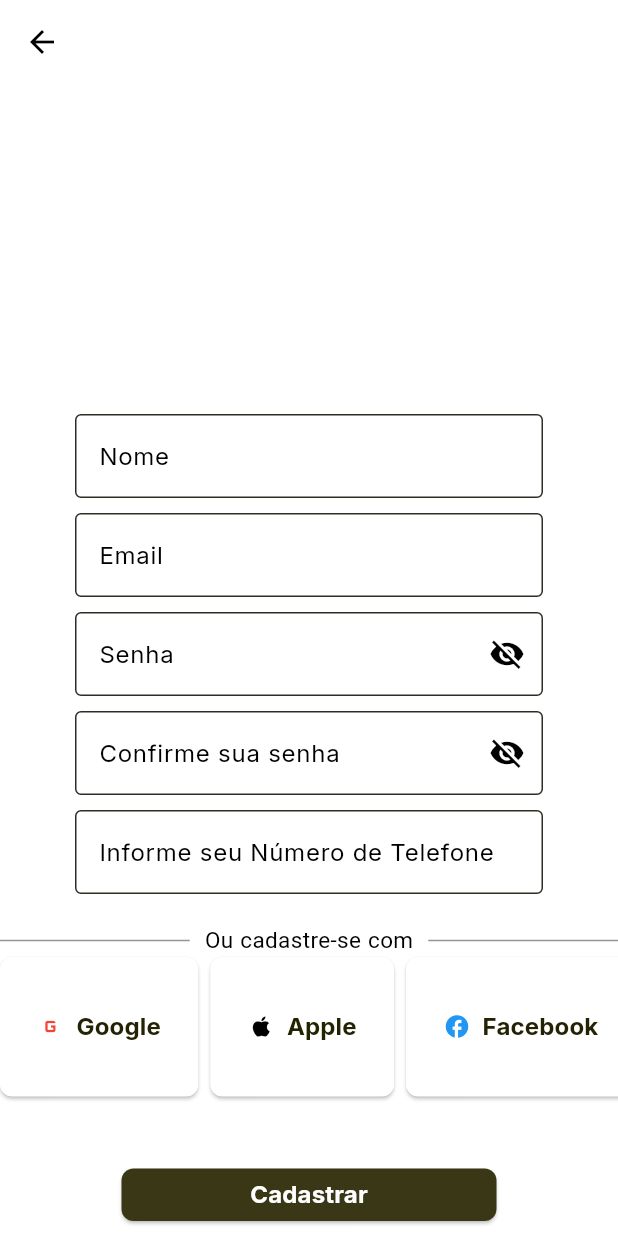
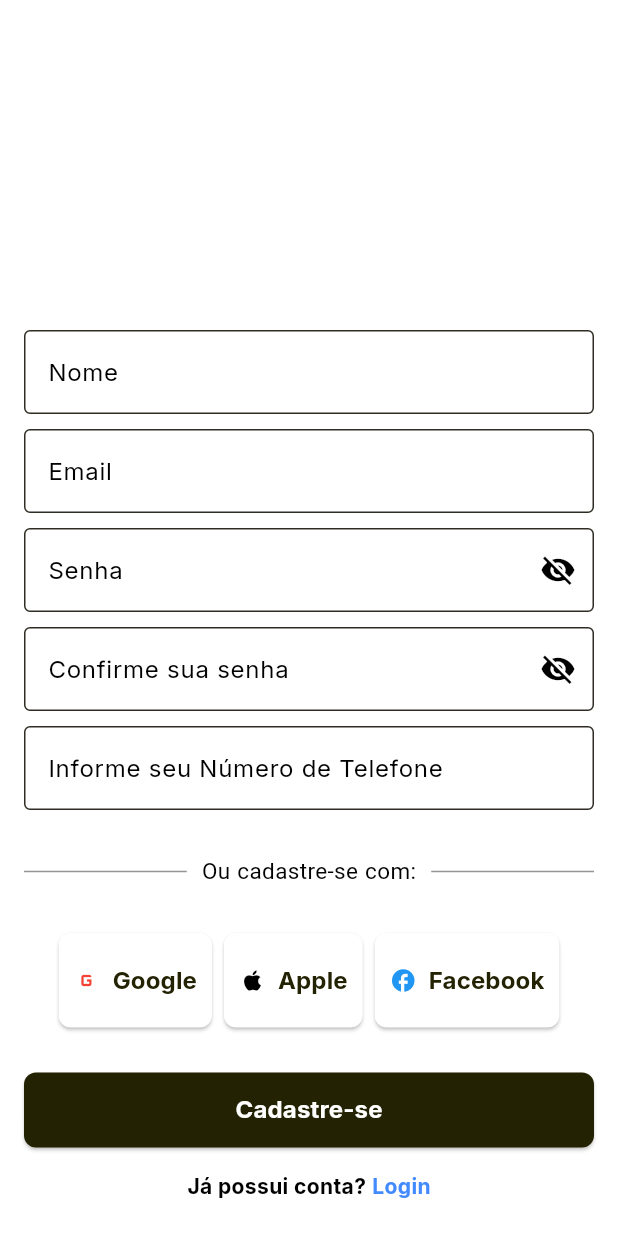
Before and after one commit to marcelomnzs/diabary, a Flutter app: the RegisterScreen screen opened by its route, on a phone screen of 412 x 824 dp. Run offline on Flutter 3.47's test engine with Material 3 defaults, Android fonts, the phone set to English and light mode, and no system bars; our stand-ins replace cloud_firestore, firebase_auth, firebase_core, flutter_local_notifications, go_router, google_fonts and 3 more; accounts and stored records are empty.

Commit message:
Ajustes na tela de Cadastro

```diff
--- a/lib/features/auth/presentation/screens/register_screen.dart
+++ b/lib/features/auth/presentation/screens/register_screen.dart
@@ -29,66 +29,49 @@ class _RegisterScreenState extends State<RegisterScreen> {
 
     return Scaffold(
       backgroundColor: Colors.white,
-      appBar: AppBar(
-        title: const Text(''),
-        backgroundColor: const Color.fromARGB(156, 255, 255, 255),
-        leading: IconButton(
-          icon: const Icon(Icons.arrow_back),
-          onPressed: () => context.goNamed(AppRoutes.login.name),
-        ),
-      ),
-
       body: SafeArea(
-        child: SingleChildScrollView(
+        child: GestureDetector(
+          onTap: () => FocusScope.of(context).unfocus(),
+          child: LayoutBuilder(
+            builder: (context, constraints) {
+              return SingleChildScrollView(
+                padding: const EdgeInsets.symmetric(horizontal: 16),
+                child: ConstrainedBox(
+                  constraints: BoxConstraints(minHeight: constraints.maxHeight),
+                  child: IntrinsicHeight(
                     child: Column(
-            mainAxisAlignment: MainAxisAlignment.spaceBetween,
                       children: [
-              SizedBox(height: 50),
-
+                        const SizedBox(height: 50),
                         Center(
                           child: ClipRRect(
                             borderRadius: BorderRadius.circular(10.0),
-                  child: SizedBox(width: 150, height: 150),
+                            child: const SizedBox(width: 150, height: 150),
                           ),
                         ),
-
-              SizedBox(height: 20),
-
-              Padding(
-                padding: const EdgeInsets.symmetric(horizontal: 50.0),
-                child: TextField(
+                        const SizedBox(height: 20),
+                        TextField(
                           controller: _nameController,
-                  decoration: InputDecoration(
+                          decoration: const InputDecoration(
                             border: OutlineInputBorder(),
                             hintText: 'Digite Seu Nome',
                             labelText: 'Nome',
                           ),
                         ),
-              ),
-
-              SizedBox(height: 10),
-
-              Padding(
-                padding: const EdgeInsets.symmetric(horizontal: 50.0),
-                child: TextField(
+                        const SizedBox(height: 10),
+                        TextField(
                           controller: _emailController,
-                  decoration: InputDecoration(
+                          decoration: const InputDecoration(
                             border: OutlineInputBorder(),
                             hintText: 'Informe seu email',
                             labelText: 'Email',
                           ),
                         ),
-              ),
-
-              SizedBox(height: 10),
-
-              Padding(
-                padding: const EdgeInsets.symmetric(horizontal: 50.0),
-                child: TextField(
+                        const SizedBox(height: 10),
+                        TextField(
                           controller: _passwordController,
                           obscureText: !_isPasswordVisible,
                           decoration: InputDecoration(
-                    border: OutlineInputBorder(),
+                            border: const OutlineInputBorder(),
                             hintText: 'Digite sua senha',
                             labelText: 'Senha',
                             suffixIcon: IconButton(
@@ -105,17 +88,12 @@ class _RegisterScreenState extends State<RegisterScreen> {
                             ),
                           ),
                         ),
-              ),
-
-              SizedBox(height: 10),
-
-              Padding(
-                padding: const EdgeInsets.symmetric(horizontal: 50.0),
-                child: TextField(
+                        const SizedBox(height: 10),
+                        TextField(
                           controller: _confirmPasswordController,
                           obscureText: !_isPasswordVisible2,
                           decoration: InputDecoration(
-                    border: OutlineInputBorder(),
+                            border: const OutlineInputBorder(),
                             hintText: 'Senha',
                             labelText: 'Confirme sua senha',
                             suffixIcon: IconButton(
@@ -132,42 +110,27 @@ class _RegisterScreenState extends State<RegisterScreen> {
                             ),
                           ),
                         ),
-              ),
-
-              SizedBox(height: 10),
-
-              Padding(
-                padding: const EdgeInsets.symmetric(horizontal: 50.0),
-                child: TextField(
+                        const SizedBox(height: 10),
+                        TextField(
                           controller: _phoneController,
-                  decoration: InputDecoration(
+                          decoration: const InputDecoration(
                             border: OutlineInputBorder(),
                             hintText: 'Número de Telefone',
                             labelText: 'Informe seu Número de Telefone',
                           ),
                         ),
-              ),
-
-              SizedBox(height: 20),
-
-              Center(
-                child: Row(
-                  children: [
+                        const SizedBox(height: 30),
+                        Row(
+                          children: const [
                             Expanded(
                               child: Divider(
-                        color: const Color.fromARGB(
-                          255,
-                          150,
-                          149,
-                          149,
-                        ), // Cor do traço
-                        thickness: 1, // Espessura do traço
-                        endIndent: 10, // Espaçamento entre o traço e o texto
+                                color: Color.fromARGB(255, 150, 149, 149),
+                                thickness: 1,
+                                endIndent: 10,
                               ),
                             ),
-
                             Text(
-                      'Ou cadastre-se com',
+                              'Ou cadastre-se com:',
                               style: TextStyle(
                                 fontFamily: 'SourceSans3',
                                 fontSize: 15,
@@ -176,39 +139,33 @@ class _RegisterScreenState extends State<RegisterScreen> {
                             ),
                             Expanded(
                               child: Divider(
-                        color: Color.fromARGB(
-                          255,
-                          150,
-                          149,
-                          149,
-                        ), // Cor do traço
-                        thickness: 1, // Espessura do traço
-                        indent: 10, // Espaçamento entre o traço e o texto
+                                color: Color.fromARGB(255, 150, 149, 149),
+                                thickness: 1,
+                                indent: 10,
                               ),
                             ),
                           ],
                         ),
-              ),
-
+                        const SizedBox(height: 30),
                         Row(
                           mainAxisAlignment: MainAxisAlignment.center,
-
                           children: [
                             ElevatedButton.icon(
-                    onPressed: () {
-                      // Handle Google login action
-                    },
+                              onPressed: () {},
                               style: ElevatedButton.styleFrom(
                                 backgroundColor: const Color(0xFFFFFFFF),
                                 shape: RoundedRectangleBorder(
                                   borderRadius: BorderRadius.circular(8.0),
                                 ),
                                 padding: const EdgeInsets.symmetric(
-                        horizontal: 25.0,
-                        vertical: 35.0,
+                                  horizontal: 10.0,
+                                  vertical: 20.0,
                                 ),
                               ),
-                    icon: const Icon(Icons.g_mobiledata, color: Colors.red),
+                              icon: const Icon(
+                                Icons.g_mobiledata,
+                                color: Colors.red,
+                              ),
                               label: const Text(
                                 'Google',
                                 style: TextStyle(
@@ -217,26 +174,21 @@ class _RegisterScreenState extends State<RegisterScreen> {
                                 ),
                               ),
                             ),
-
                             const SizedBox(width: 8),
-                  // Espaçamento entre os botões
                             ElevatedButton.icon(
-                    onPressed: () {
-                      // Handle Apple login action
-                    },
+                              onPressed: () {},
                               style: ElevatedButton.styleFrom(
                                 backgroundColor: const Color(0xFFFFFFFF),
                                 shape: RoundedRectangleBorder(
                                   borderRadius: BorderRadius.circular(8.0),
                                 ),
                                 padding: const EdgeInsets.symmetric(
-                        horizontal: 25.0,
-                        vertical: 35.0,
+                                  horizontal: 10.0,
+                                  vertical: 20.0,
                                 ),
                               ),
-
                               icon: const Icon(
-                      Icons.apple, // Ícone da Apple
+                                Icons.apple,
                                 color: Colors.black,
                               ),
                               label: const Text(
@@ -247,25 +199,21 @@ class _RegisterScreenState extends State<RegisterScreen> {
                                 ),
                               ),
                             ),
-
                             const SizedBox(width: 8),
-                  // Espaçamento entre os botões
                             ElevatedButton.icon(
-                    onPressed: () {
-                      // Handle Facebook login action
-                    },
+                              onPressed: () {},
                               style: ElevatedButton.styleFrom(
                                 backgroundColor: const Color(0xFFFFFFFF),
                                 shape: RoundedRectangleBorder(
                                   borderRadius: BorderRadius.circular(8.0),
                                 ),
                                 padding: const EdgeInsets.symmetric(
-                        horizontal: 25.0,
-                        vertical: 35.0,
+                                  horizontal: 10.0,
+                                  vertical: 20.0,
                                 ),
                               ),
                               icon: const Icon(
-                      Icons.facebook, // Ícone do Facebook
+                                Icons.facebook,
                                 color: Colors.blue,
                               ),
                               label: const Text(
@@ -278,45 +226,45 @@ class _RegisterScreenState extends State<RegisterScreen> {
                             ),
                           ],
                         ),
-
-              Padding(
-                padding: const EdgeInsets.all(48.0),
-                child: SizedBox(
-                  width: 250,
-                  height: 35,
-
+                        const SizedBox(height: 30),
+                        SizedBox(
+                          width: double.infinity,
+                          height: 50,
                           child: ElevatedButton(
-                    onPressed: () => _handleSignUp(authProvider, context),
+                            onPressed:
+                                () => _handleSignUp(authProvider, context),
                             style: ElevatedButton.styleFrom(
-                      backgroundColor: const Color.fromRGBO(57, 55, 21, 100),
+                              backgroundColor:
+                                  Theme.of(context).colorScheme.primary,
                               shape: RoundedRectangleBorder(
                                 borderRadius: BorderRadius.circular(8.0),
                               ),
                             ),
-                    child: const Text(
-                      'Cadastrar',
+                            child: Text(
+                              'Cadastre-se',
                               style: TextStyle(
                                 fontSize: 16,
                                 fontWeight: FontWeight.bold,
-                        color: Color.fromARGB(255, 255, 255, 255),
+                                color: Theme.of(context).colorScheme.onPrimary,
                               ),
                             ),
                           ),
                         ),
-              ),
+                        const SizedBox(height: 16),
                         Padding(
-                padding: EdgeInsets.only(bottom: 10),
+                          padding: const EdgeInsets.only(bottom: 10),
                           child: Row(
                             mainAxisAlignment: MainAxisAlignment.center,
                             children: [
-                    Text(
+                              const Text(
                                 'Já possui conta?',
                                 style: TextStyle(fontWeight: FontWeight.bold),
                               ),
-                    SizedBox(width: 4),
+                              const SizedBox(width: 4),
                               GestureDetector(
-                      onTap: () => context.goNamed(AppRoutes.login.name),
-                      child: Text(
+                                onTap:
+                                    () => context.goNamed(AppRoutes.login.name),
+                                child: const Text(
                                   'Login',
                                   style: TextStyle(
                                     fontWeight: FontWeight.bold,
@@ -328,6 +276,11 @@ class _RegisterScreenState extends State<RegisterScreen> {
                           ),
                         ),
                       ],
+                    ),
+                  ),
+                ),
+              );
+            },
           ),
         ),
       ),
```
Lines whose indentation alone changed are shown as unchanged.
